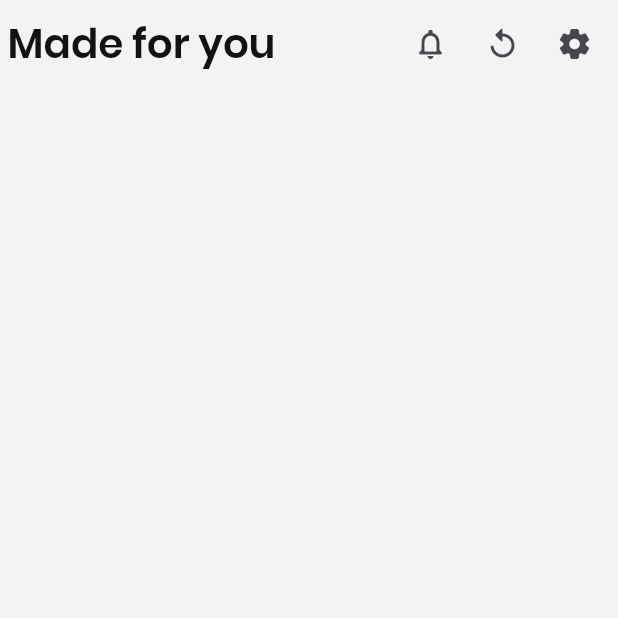
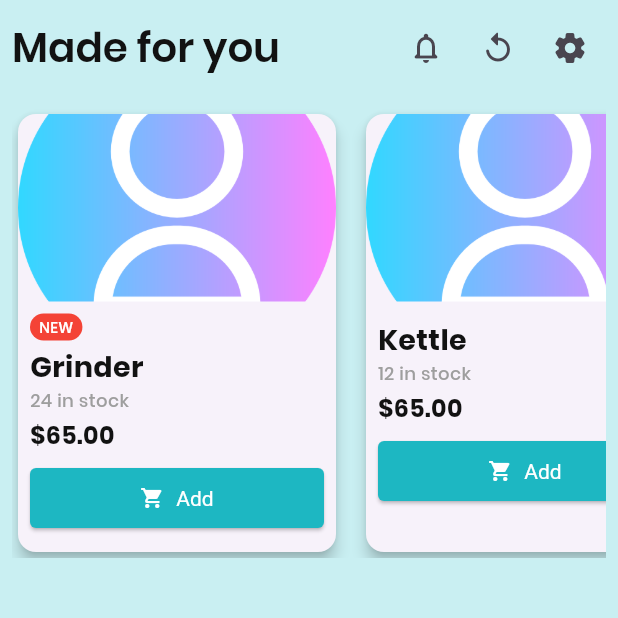
Before and after one commit to RabebYakoubi/frontend_wepay, a Flutter app: the NavProductPage screen opened directly, on a phone screen of 412 x 824 dp, the top half of it. Run offline on Flutter 3.47's test engine with Material 3 defaults, Android fonts, the phone set to English and light mode, and no system bars; our stand-ins replace form_field_validator, google_nav_bar, image_picker, intl_phone_field, shared_preferences; accounts and stored records are empty.

Commit message:
Ajout des fichiers du projet

```diff
--- /dev/null
+++ b/lib/controllers/product_controller.dart
@@ -0,0 +1,21 @@
+import '../models/product.dart';
+
+class ProductController {
+  List<Product> getProducts() {
+    return [
+      Product(
+        imageUrl: 'assets/images/user.png',
+        title: 'Grinder',
+        quantity: 24,
+        price: 65.00,
+        isNew: true,
+      ),
+      Product(
+        imageUrl: 'assets/images/user.png',
+        title: 'Kettle',
+        quantity: 12,
+        price: 65.00,
+      ),
+    ];
+  }
+}
--- a/lib/main.dart
+++ b/lib/main.dart
@@ -1,7 +1,6 @@
 import 'package:flutter/material.dart';
 import 'package:frontend_wepay/screens/integrated/configuration_page.dart';
 import 'package:frontend_wepay/screens/integrated/route_pages.dart';
-import 'package:frontend_wepay/screens/launch/launch.dart';
 import 'package:frontend_wepay/utils/theme.dart';
 
 
--- /dev/null
+++ b/lib/models/product.dart
@@ -0,0 +1,35 @@
+class Product {
+  final String imageUrl;
+  final String title;
+  final int quantity;
+  final double price;
+  final bool isNew;
+  int selectedQuantity;
+
+  Product({
+    required this.imageUrl,
+    required this.title,
+    required this.quantity,
+    required this.price,
+    this.isNew = false,
+    this.selectedQuantity = 1,
+  });
+
+  Map<String, dynamic> toJson() => {
+    'imageUrl': imageUrl,
+    'title': title,
+    'quantity': quantity,
+    'price': price,
+    'isNew': isNew,
+    'selectedQuantity': selectedQuantity,
+  };
+
+  factory Product.fromJson(Map<String, dynamic> json) => Product(
+    imageUrl: json['imageUrl'],
+    title: json['title'],
+    quantity: json['quantity'],
+    price: json['price'],
+    isNew: json['isNew'] ?? false,
+    selectedQuantity: json['selectedQuantity'] ?? 1,
+  );
+}
--- a/lib/screens/integrated/nav_pages/nav_product.dart
+++ b/lib/screens/integrated/nav_pages/nav_product.dart
@@ -1,66 +1,80 @@
 import 'package:flutter/material.dart';
-
-
+import 'package:frontend_wepay/controllers/product_controller.dart';
+import 'package:frontend_wepay/screens/integrated/nav_pages/product_card.dart';
+import 'package:frontend_wepay/services/local_storage.dart';
+import 'package:frontend_wepay/utils/constants/colors.dart';
 
 class NavProductPage extends StatelessWidget {
-  const NavProductPage({super.key});
+  final controller = ProductController();
+
+  NavProductPage({super.key});
 
   @override
   Widget build(BuildContext context) {
+    final products = controller.getProducts();
+
     return Scaffold(
+      backgroundColor: TColors.kPrimaryColorLight,
       body: Padding(
-        padding: EdgeInsets.all(5),
+        padding: const EdgeInsets.all(8.0),
         child: SingleChildScrollView(
           child: Column(
             crossAxisAlignment: CrossAxisAlignment.start,
             children: [
+              // Header
               Row(
                 children: [
                   Text(
                     "Made for you",
                     style: Theme.of(context).textTheme.headlineMedium,
                   ),
-                  Spacer(),
+                  const Spacer(),
                   IconButton(
                     onPressed: () {},
-                    icon: Icon(Icons.notifications_none_rounded),
+                    icon: const Icon(Icons.notifications_none_rounded),
                   ),
-                  // SizedBox(width: 5),
                   IconButton(
                     onPressed: () {},
-                    icon: Icon(Icons.replay_rounded),
+                    icon: const Icon(Icons.replay_rounded),
                   ),
-                  // SizedBox(width: 5),
                   IconButton(
                     onPressed: () {},
-                    icon: Icon(Icons.settings_rounded),
+                    icon: const Icon(Icons.settings_rounded),
                   ),
                 ],
               ),
 
-              // SizedBox(
-              //   height: 200,
+              const SizedBox(height: 16),
 
-              //   child: ListView.builder(
-              //     //itemCount: musicList.length,
-              //     scrollDirection: Axis.horizontal,
-              //     shrinkWrap: true,
-              //     itemBuilder:
-              //         ((context, index) =>NouveauteWidget(musicModel: musicList[index])),
-              //   ),
-              // ),
+              // Liste horizontale des produits
+              SizedBox(
+                height: 300,
+                child: ListView.builder(
+                  scrollDirection: Axis.horizontal,
+                  itemCount: products.length,
+                  itemBuilder: (context, index) {
+                    final product = products[index];
+                    return Container(
+                      width: 220,
+                      margin: const EdgeInsets.only(right: 12),
+                      child: ProductCard(
+                        product: product,
+                        onAdd: () async {
+                          // Ajouter le produit localement
+                          final savedProducts = await LocalStorage.getProducts();
+                          savedProducts.add(product);
+                          await LocalStorage.saveProducts(savedProducts);
 
-              // SizedBox(
-              //   height: 200,
-
-              //   child: ListView.builder(
-              //     //itemCount: trendingList.length,
-              //     scrollDirection: Axis.horizontal,
-              //     shrinkWrap: true,
-              //     itemBuilder:
-              //         ((context, index) =>NouveauteWidget(musicModel: trendingList[index])),
-              //   ),
-              // ),
+                          // Afficher une snackbar
+                          ScaffoldMessenger.of(context).showSnackBar(
+                            SnackBar(content: Text('${product.title} added to cart')),
+                          );
+                        },
+                      ),
+                    );
+                  },
+                ),
+              ),
             ],
           ),
         ),
--- /dev/null
+++ b/lib/screens/integrated/nav_pages/product_card.dart
@@ -0,0 +1,106 @@
+import 'package:flutter/material.dart';
+import 'package:frontend_wepay/models/product.dart';
+import 'package:frontend_wepay/utils/constants/colors.dart';
+
+class ProductCard extends StatelessWidget {
+  final Product product;
+  final VoidCallback onAdd;
+
+  const ProductCard({
+    super.key,
+    required this.product,
+    required this.onAdd,
+  });
+
+  @override
+  Widget build(BuildContext context) {
+    return SizedBox(
+      width: 300, // Largeur fixe pour scroll horizontal
+      child: Card(
+        shape: RoundedRectangleBorder(borderRadius: BorderRadius.circular(12)),
+        elevation: 4,
+        child: Column(
+          crossAxisAlignment: CrossAxisAlignment.start,
+          children: [
+            // IMAGE
+            Container(
+              height: 125,
+              width: double.infinity,
+              decoration: BoxDecoration(
+                borderRadius: const BorderRadius.vertical(top: Radius.circular(12)),
+                image: DecorationImage(
+                  image: AssetImage(product.imageUrl),
+                  fit: BoxFit.cover,
+                ),
+              ),
+            ),
+
+            // INFOS DU PRODUIT
+            Padding(
+              padding: const EdgeInsets.all(8),
+              child: Column(
+                crossAxisAlignment: CrossAxisAlignment.start,
+                children: [
+                  // ÉTIQUETTE NOUVEAU
+                  if (product.isNew)
+                    Container(
+                      padding: const EdgeInsets.symmetric(horizontal: 6, vertical: 2),
+                      decoration: BoxDecoration(
+                        color: Colors.red,
+                        borderRadius: BorderRadius.circular(10),
+                      ),
+                      child: const Text(
+                        'NEW',
+                        style: TextStyle(color: Colors.white, fontSize: 10),
+                      ),
+                    ),
+                  const SizedBox(height: 4),
+
+                  // TITRE
+                  Text(
+                    product.title,
+                    maxLines: 1,
+                    overflow: TextOverflow.ellipsis,
+                    style: const TextStyle(fontWeight: FontWeight.bold),
+                  ),
+
+                  // QUANTITÉ EN STOCK
+                  Text(
+                    '${product.quantity} in stock',
+                    style: const TextStyle(color: Colors.grey, fontSize: 12),
+                  ),
+
+                  // PRIX
+                  const SizedBox(height: 4),
+                  Text(
+                    '\$${product.price.toStringAsFixed(2)}',
+                    style: const TextStyle(fontSize: 16, fontWeight: FontWeight.bold),
+                  ),
+
+                  // BOUTON AJOUTER
+                  const SizedBox(height: 6),
+                  SizedBox(
+                    width: double.infinity,
+                    child: ElevatedButton.icon(
+                      onPressed: onAdd,
+                      icon: const Icon(Icons.shopping_cart, size: 16),
+                      label: const Text("Add"),
+                      style: ElevatedButton.styleFrom(
+                        backgroundColor: TColors.kPrimaryColor,
+                        shape: RoundedRectangleBorder(
+                          borderRadius: BorderRadius.circular(4),
+                        ),
+                        padding: const EdgeInsets.symmetric(vertical: 10),
+                        textStyle: const TextStyle(fontSize: 14),
+                      ),
+                    ),
+                  )
+                ],
+              ),
+            ),
+          ],
+        ),
+      ),
+    );
+  }
+}
--- a/lib/screens/integrated/services_page.dart
+++ b/lib/screens/integrated/services_page.dart
@@ -1,12 +1,12 @@
 import 'package:flutter/material.dart';
 import 'package:form_field_validator/form_field_validator.dart';
-import 'package:frontend_wepay/screens/test.dart';
+import 'package:frontend_wepay/screens/integrated/route_pages.dart';
 import 'package:frontend_wepay/utils/constants/colors.dart';
 
 class ServicesPage extends StatefulWidget {
   final int numberOfServices;
 
-  const ServicesPage({super.key, required this.numberOfServices});
+  const ServicesPage({super.key, required this.numberOfServices, });
 
   @override
   State<ServicesPage> createState() => _ServicesPageState();
@@ -206,7 +206,7 @@ class _ServicesPageState extends State<ServicesPage> {
                       print("Service validée");
                           Navigator.push(
                             context,
-                            MaterialPageRoute(builder: (context) => const Test()),
+                            MaterialPageRoute(builder: (context) => const RoutePages()),
                           );
                     } else {
                       print("Erreur de validation");
--- a/pubspec.yaml
+++ b/pubspec.yaml
@@ -40,6 +40,7 @@ dependencies:
   http: ^1.3.0
   get: ^4.6.1
   image_picker: ^1.0.4
+  shared_preferences: ^2.1.0
 
 dev_dependencies:
   flutter_test:
```
Also changed, not shown: lib/models/ConfigurationData.dart (added, +21 -0 lines), lib/screens/integrated/component/panier_widget.dart (added, +58 -0 lines), lib/screens/integrated/nav_pages/nav_panier.dart (+108 -6 lines), lib/services/local_storage.dart (added, +37 -0 lines), pubspec.lock, 1 other file.
